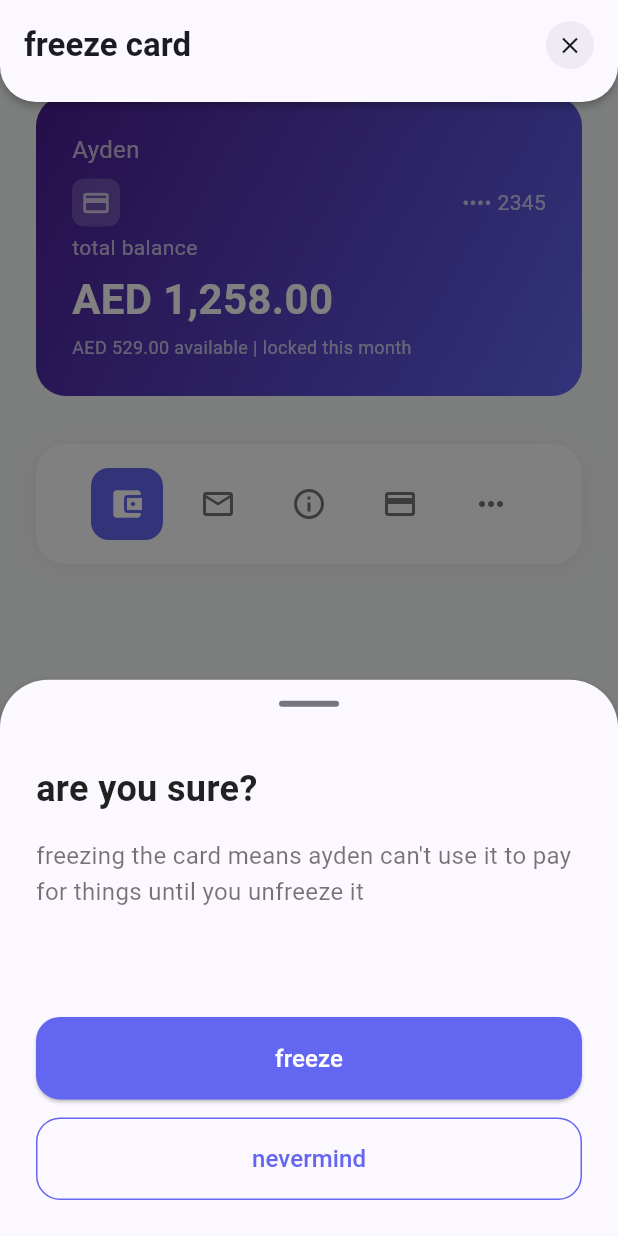
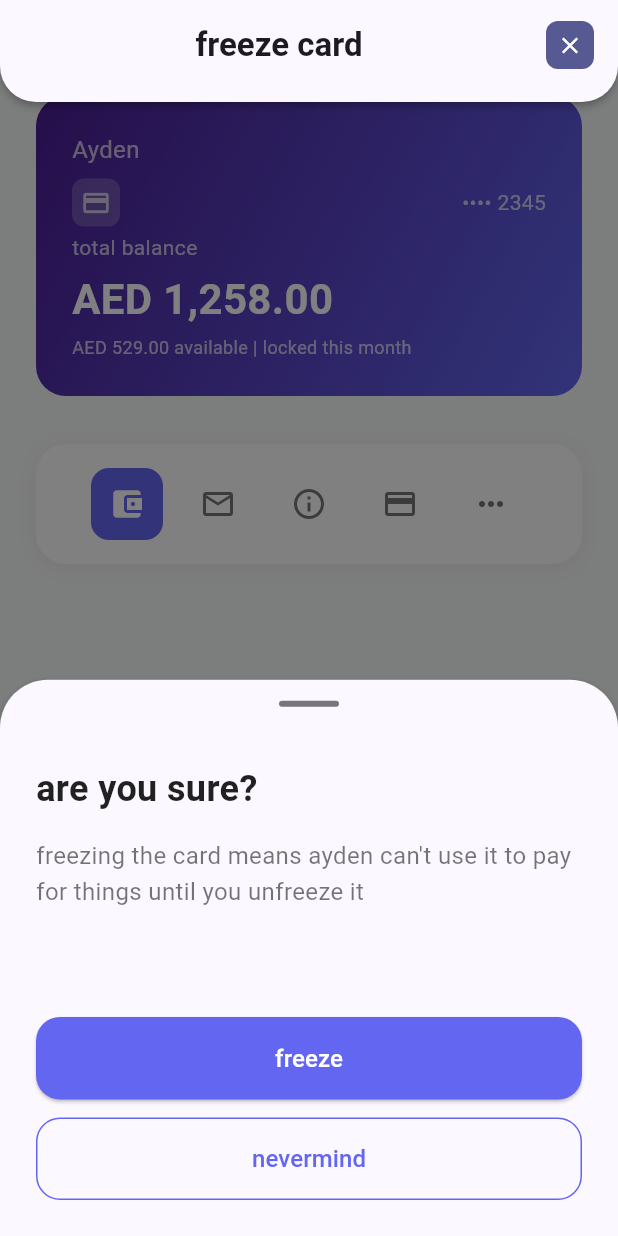
Before and after one commit to YahyaZahran/double_sheet, a Flutter app: the screen it shows after launch, after a tap on "Tap to freeze card", on a phone screen of 412 x 824 dp. Run offline on Flutter 3.47's test engine with Material 3 defaults, Android fonts, the phone set to English and light mode, and no system bars.

Commit message:
feat: center title text in SheetHeader and update CloseButton styling

```diff
--- a/lib/widgets/sheet_header.dart
+++ b/lib/widgets/sheet_header.dart
@@ -61,6 +61,7 @@ class SheetHeader extends StatelessWidget {
                         config.titleWidget ??
                         Text(
                           config.title,
+                          textAlign: TextAlign.center,
                           style:
                               config.titleStyle ??
                               theme.textTheme.titleLarge?.copyWith(
@@ -99,13 +100,13 @@ class _CloseButton extends StatelessWidget {
           width: 32,
           height: 32,
           decoration: BoxDecoration(
-            color: theme.colorScheme.outline.withValues(alpha: 0.1),
-            borderRadius: BorderRadius.circular(16),
+            color: theme.colorScheme.primary,
+            borderRadius: BorderRadius.circular(8),
           ),
           child: Icon(
             Icons.close,
             size: 18,
-            color: theme.colorScheme.onSurface,
+            color: theme.colorScheme.onPrimary,
           ),
         ),
       ),
--- a/lib/widgets/synchronized_double_sheet.dart
+++ b/lib/widgets/synchronized_double_sheet.dart
@@ -73,13 +73,6 @@ class _SynchronizedDoubleSheetState extends State<SynchronizedDoubleSheet> {
             padding: EdgeInsets.only(bottom: keyboardHeight),
             child: Stack(
               children: [
-                SheetHeader(
-                  config: widget.config,
-                  position: _controller.headerPosition,
-                  opacity: _controller.headerOpacity,
-                  onClose: _controller.dismiss,
-                  animation: widget.animation,
-                ),
                 SheetContent(
                   config: widget.config,
                   controller: _controller,
@@ -87,6 +80,13 @@ class _SynchronizedDoubleSheetState extends State<SynchronizedDoubleSheet> {
                   screenHeight: screenHeight - keyboardHeight,
                   animation: widget.animation,
                   child: widget.child,
+                ),
+                SheetHeader(
+                  config: widget.config,
+                  position: _controller.headerPosition,
+                  opacity: _controller.headerOpacity,
+                  onClose: _controller.dismiss,
+                  animation: widget.animation,
                 ),
               ],
             ),
```
